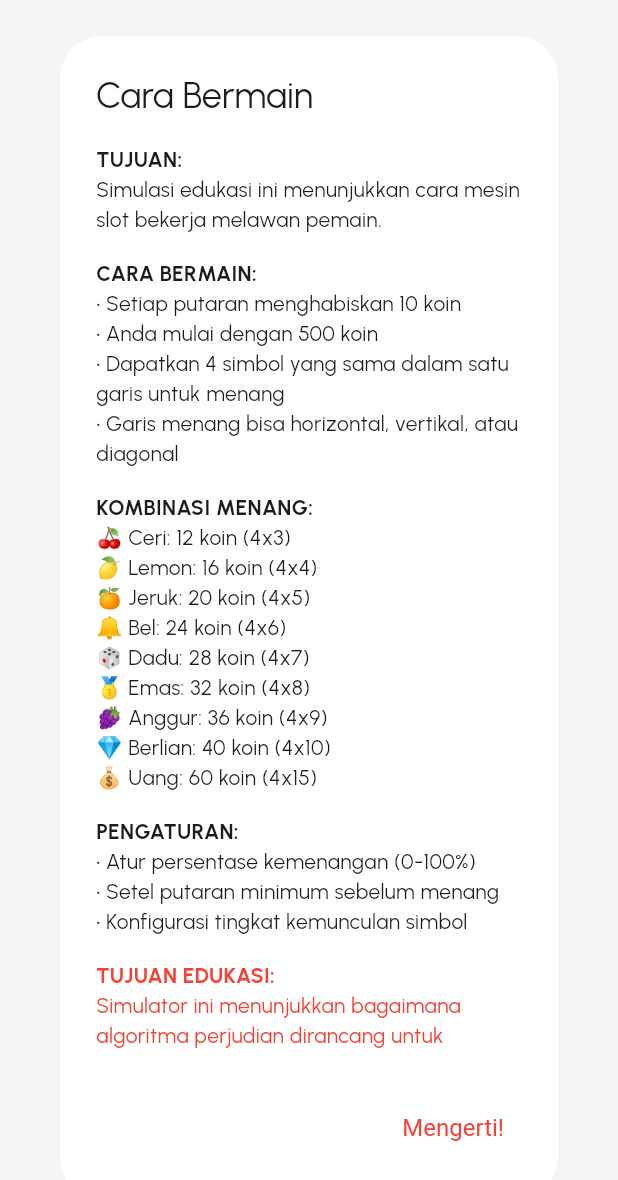
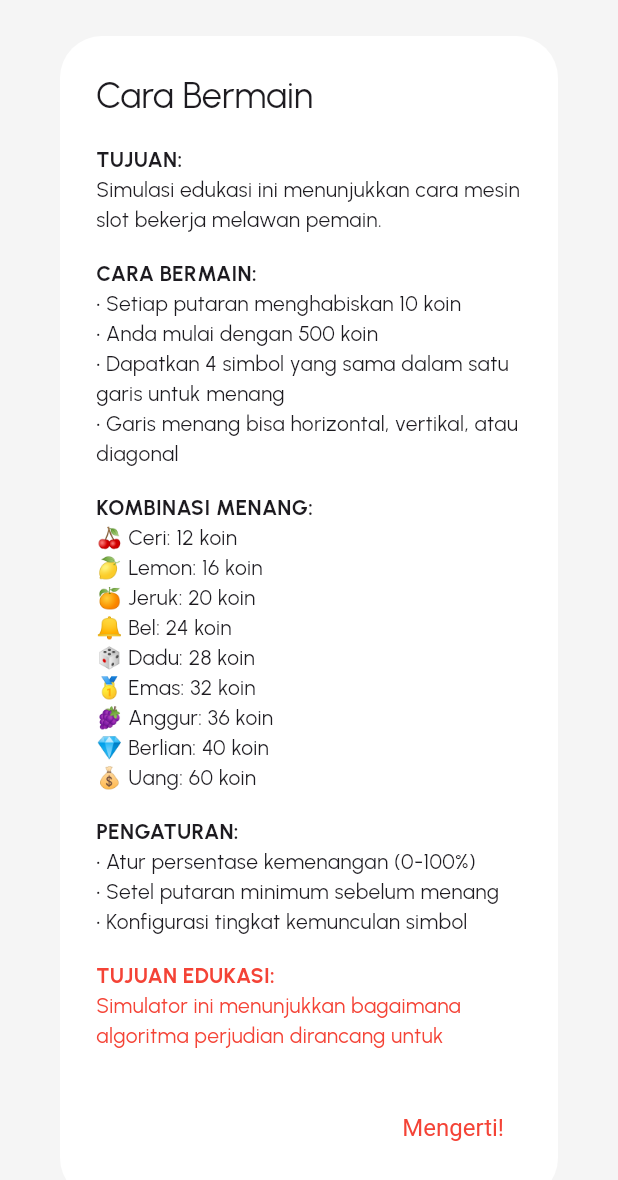
Before and after one commit to Fikri-rmd/skripsi_simulasi_gambling, a Flutter app: the HelpDialog widget shown alone on an empty page, opened directly, on a phone screen of 412 x 824 dp. Shown: the top 1180 px of the screen. Run offline on Flutter 3.47's test engine with Material 3 defaults, Android fonts, the phone set to English and light mode, and no system bars; our stand-ins replace cloud_firestore, firebase_auth, firebase_core, flutter_animate, font_awesome_flutter, google_fonts and 2 more; accounts and stored records are empty.

```diff
--- a/lib/dialogs/help_dialog.dart
+++ b/lib/dialogs/help_dialog.dart
@@ -30,15 +30,15 @@ class HelpDialog extends StatelessWidget {
               'KOMBINASI MENANG:',
               style: TextStyle(fontWeight: FontWeight.bold),
             ),
-            Text('🍒 Ceri: 12 koin (4x3)'),
-            Text('🍋 Lemon: 16 koin (4x4)'),
-            Text('🍊 Jeruk: 20 koin (4x5)'),
-            Text('🔔 Bel: 24 koin (4x6)'),
-            Text('🎲 Dadu: 28 koin (4x7)'),
-            Text('🥇 Emas: 32 koin (4x8)'),
-            Text('🍇 Anggur: 36 koin (4x9)'),
-            Text('💎 Berlian: 40 koin (4x10)'),
-            Text('💰 Uang: 60 koin (4x15)'),
+            Text('🍒 Ceri: 12 koin '),
+            Text('🍋 Lemon: 16 koin '),
+            Text('🍊 Jeruk: 20 koin '),
+            Text('🔔 Bel: 24 koin '),
+            Text('🎲 Dadu: 28 koin '),
+            Text('🥇 Emas: 32 koin '),
+            Text('🍇 Anggur: 36 koin '),
+            Text('💎 Berlian: 40 koin '),
+            Text('💰 Uang: 60 koin '),
             SizedBox(height: 16),
             Text(
               'PENGATURAN:',
@@ -53,8 +53,8 @@ class HelpDialog extends StatelessWidget {
               style: TextStyle(fontWeight: FontWeight.bold, color: Colors.red),
             ),
             Text(
-              'Simulator ini menunjukkan bagaimana algoritma perjudian dirancang untuk menguntungkan rumah. '
-              'Dalam perjudian nyata, Anda tidak bisa mengontrol pengaturan ini dan rumah selalu menang dalam jangka panjang.',
+              'Simulator ini menunjukkan bagaimana algoritma perjudian dirancang untuk menguntungkan admin judi. '
+              'Dalam perjudian nyata, Anda tidak bisa mengontrol pengaturan ini dan admin judi selalu menang dalam jangka panjang.',
               style: TextStyle(color: Colors.red),
             ),
           ],
--- a/lib/dialogs/win_loss_dialog.dart
+++ b/lib/dialogs/win_loss_dialog.dart
@@ -18,7 +18,7 @@ class WinLossDialog extends StatelessWidget {
           Icon(isWin ? Icons.celebration : Icons.warning,
               color: isWin ? Colors.green : Colors.red),
           const SizedBox(width: 10),
-          Text(isWin ? 'Menang!' : 'Kalah Lagi'),
+          Text(isWin ? 'Menang!' : 'Kalah '),
         ],
       ),
       content: Text(message),
```
Also changed, not shown: lib/screens/setting_page.dart (+5 -5 lines), lib/screens/slot_game_screen.dart (+46 -13 lines), lib/widgets/bottom_nav_bar.dart (+28 -15 lines), lib/widgets/slot_column.dart (+9 -6 lines).
